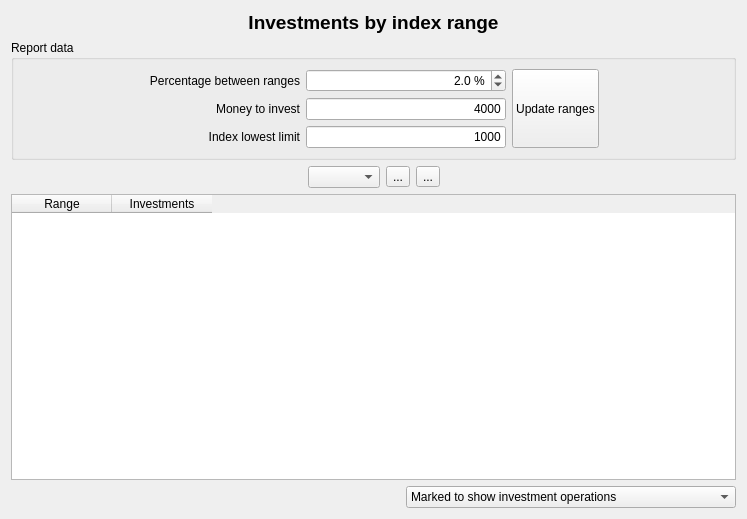
This is xulpymoney/ui/wdgIndexRange.ui in turulomio/xulpymoney as Qt 5 draws it before an edit. The edited form follows.
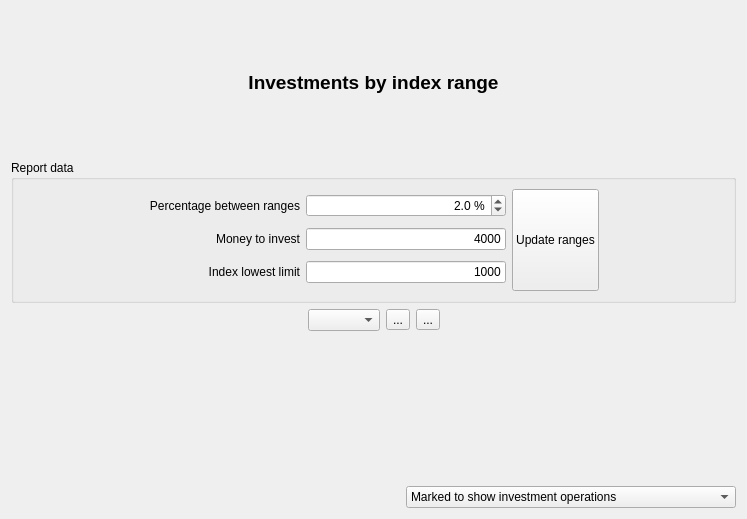
This is the edited form. Icons and pictures are not drawn. Custom widgets are drawn as their Qt base class.

Commit message: Addapting code to new myQTableWidget. wdgIndexRange

The edit to the form file:
```diff
--- a/xulpymoney/ui/wdgIndexRange.ui
+++ b/xulpymoney/ui/wdgIndexRange.ui
@@ -279,36 +279,7 @@
       </layout>
      </item>
      <item>
-      <widget class="myQTableWidget" name="table">
-       <property name="contextMenuPolicy">
-        <enum>Qt::CustomContextMenu</enum>
-       </property>
-       <property name="editTriggers">
-        <set>QAbstractItemView::NoEditTriggers</set>
-       </property>
-       <property name="alternatingRowColors">
-        <bool>true</bool>
-       </property>
-       <property name="selectionMode">
-        <enum>QAbstractItemView::SingleSelection</enum>
-       </property>
-       <property name="selectionBehavior">
-        <enum>QAbstractItemView::SelectRows</enum>
-       </property>
-       <attribute name="verticalHeaderVisible">
-        <bool>false</bool>
-       </attribute>
-       <column>
-        <property name="text">
-         <string>Range</string>
-        </property>
-       </column>
-       <column>
-        <property name="text">
-         <string>Investments</string>
-        </property>
-       </column>
-      </widget>
+      <widget class="myQTableWidget" name="mqtw" native="true"/>
      </item>
      <item>
       <layout class="QHBoxLayout" name="horizontalLayout_6">
@@ -396,16 +367,17 @@
   </action>
  </widget>
  <customwidgets>
-  <customwidget>
-   <class>myQTableWidget</class>
-   <extends>QTableWidget</extends>
-   <header location="global">myqtablewidget</header>
-  </customwidget>
   <customwidget>
    <class>myQLineEdit</class>
    <extends>QLineEdit</extends>
    <header location="global">myqlineedit</header>
   </customwidget>
+  <customwidget>
+   <class>myQTableWidget</class>
+   <extends>QWidget</extends>
+   <header location="global">myqtablewidget</header>
+   <container>1</container>
+  </customwidget>
  </customwidgets>
  <resources>
   <include location="../images/xulpymoney.qrc"/>
```
The commit also changes 4 other files.
